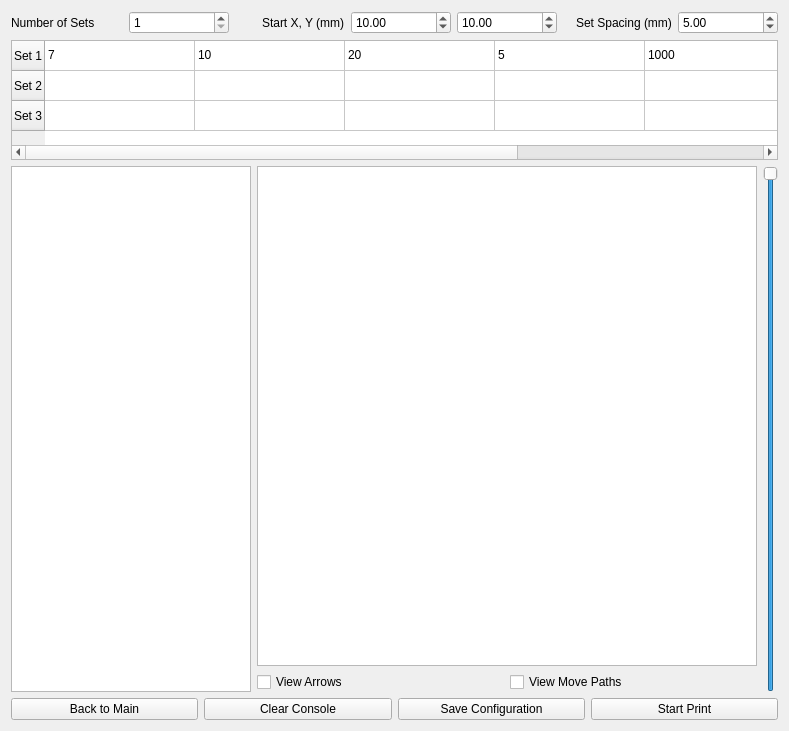
BYUCreateResearchLab/CREATE_LAB_Binder_Jet_Printer, file QT_Framework/progwindow.ui: the form before one commit.
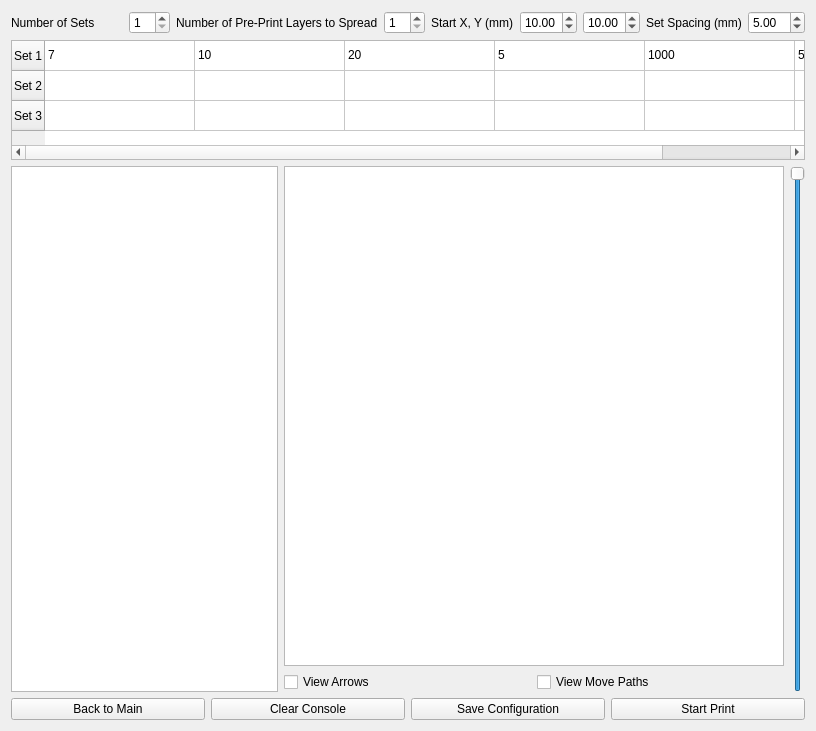
The form after the commit. Custom widgets are drawn as their Qt base class.

Diff of the .ui file:
```diff
--- a/QT_Framework/progwindow.ui
+++ b/QT_Framework/progwindow.ui
@@ -60,6 +60,20 @@
        </property>
       </widget>
      </item>
+     <item>
+      <widget class="QLabel" name="label">
+       <property name="text">
+        <string>Number of Pre-Print Layers to Spread</string>
+       </property>
+      </widget>
+     </item>
+     <item>
+      <widget class="QSpinBox" name="layersToSpread">
+       <property name="minimum">
+        <number>1</number>
+       </property>
+      </widget>
+     </item>
      <item alignment="Qt::AlignRight">
       <widget class="QLabel" name="label_StartXY">
        <property name="text">
```
